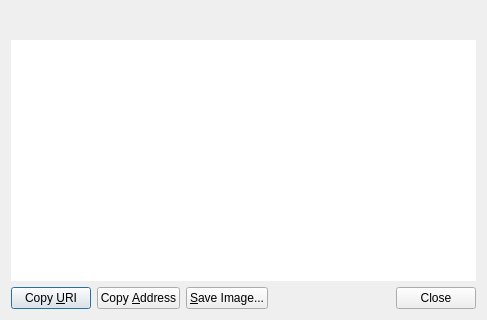
Above: src/qt/forms/receiverequestdialog.ui from ZiftrCOIN/ziftrcoin before the change; both pictures show x 0 to 487 and y 277 to 597 of the 487 by 597 pixel window. Below: the same form after it.
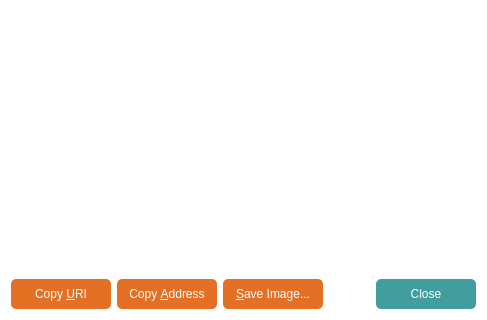
That is the form after the change. Custom widgets are drawn as their Qt base class.

Commit message: Got background color to work.

Patch:
```diff
--- a/src/qt/forms/receiverequestdialog.ui
+++ b/src/qt/forms/receiverequestdialog.ui
@@ -10,6 +10,12 @@
     <height>597</height>
    </rect>
   </property>
+  <property name="autoFillBackground">
+   <bool>false</bool>
+  </property>
+  <property name="styleSheet">
+   <string notr="true">background: #fff;</string>
+  </property>
   <layout class="QVBoxLayout" name="verticalLayout_3">
    <item>
     <widget class="QRImageWidget" name="lblQRCode">
@@ -71,6 +77,13 @@
     <layout class="QHBoxLayout" name="horizontalLayout">
      <item>
       <widget class="QPushButton" name="btnCopyURI">
+       <property name="styleSheet">
+        <string notr="true">background-color: #e37025;
+color: #fff;
+height: 30px;
+width: 100px;
+border-radius: 5px;</string>
+       </property>
        <property name="text">
         <string>Copy &amp;URI</string>
        </property>
@@ -78,6 +91,13 @@
      </item>
      <item>
       <widget class="QPushButton" name="btnCopyAddress">
+       <property name="styleSheet">
+        <string notr="true">background-color: #e37025;
+color: #fff;
+height: 30px;
+width: 100px;
+border-radius: 5px;</string>
+       </property>
        <property name="text">
         <string>Copy &amp;Address</string>
        </property>
@@ -85,6 +105,13 @@
      </item>
      <item>
       <widget class="QPushButton" name="btnSaveAs">
+       <property name="styleSheet">
+        <string notr="true">background-color: #e37025;
+color: #fff;
+height: 30px;
+width: 100px;
+border-radius: 5px;</string>
+       </property>
        <property name="text">
         <string>&amp;Save Image...</string>
        </property>
@@ -105,6 +132,13 @@
      </item>
      <item>
       <widget class="QDialogButtonBox" name="buttonBox">
+       <property name="styleSheet">
+        <string notr="true">background-color: #419d9e;
+color: #fff;
+height: 30px;
+width: 100px;
+border-radius: 5px;</string>
+       </property>
        <property name="standardButtons">
         <set>QDialogButtonBox::Close</set>
        </property>
```
The commit also changes 5 other files.
